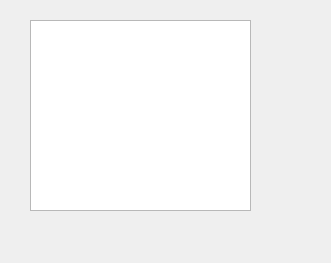
Old version of the form src/ui/alarms.ui in the repository tomblackshaw/palpac.
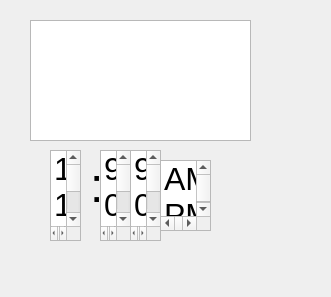
New version of the form.

```diff
--- a/src/ui/alarms.ui
+++ b/src/ui/alarms.ui
@@ -7,7 +7,7 @@
     <x>0</x>
     <y>0</y>
     <width>331</width>
-    <height>263</height>
+    <height>297</height>
    </rect>
   </property>
   <property name="sizePolicy">
@@ -32,7 +32,7 @@
       <x>30</x>
       <y>20</y>
       <width>221</width>
-      <height>191</height>
+      <height>121</height>
      </rect>
     </property>
     <property name="sizePolicy">
@@ -43,13 +43,301 @@
     </property>
     <property name="font">
      <font>
-      <pointsize>36</pointsize>
+      <pointsize>24</pointsize>
      </font>
     </property>
     <property name="tabletTracking">
      <bool>false</bool>
     </property>
    </widget>
+   <widget class="QListWidget" name="hour_qlist">
+    <property name="geometry">
+     <rect>
+      <x>50</x>
+      <y>150</y>
+      <width>31</width>
+      <height>91</height>
+     </rect>
+    </property>
+    <property name="font">
+     <font>
+      <pointsize>24</pointsize>
+     </font>
+    </property>
+    <item>
+     <property name="text">
+      <string>12</string>
+     </property>
+    </item>
+    <item>
+     <property name="text">
+      <string>1</string>
+     </property>
+    </item>
+    <item>
+     <property name="text">
+      <string>2</string>
+     </property>
+    </item>
+    <item>
+     <property name="text">
+      <string>3</string>
+     </property>
+    </item>
+    <item>
+     <property name="text">
+      <string>4</string>
+     </property>
+    </item>
+    <item>
+     <property name="text">
+      <string>5</string>
+     </property>
+    </item>
+    <item>
+     <property name="text">
+      <string>6</string>
+     </property>
+    </item>
+    <item>
+     <property name="text">
+      <string>7</string>
+     </property>
+    </item>
+    <item>
+     <property name="text">
+      <string>8</string>
+     </property>
+    </item>
+    <item>
+     <property name="text">
+      <string>9</string>
+     </property>
+    </item>
+    <item>
+     <property name="text">
+      <string>10</string>
+     </property>
+    </item>
+    <item>
+     <property name="text">
+      <string>11</string>
+     </property>
+    </item>
+    <item>
+     <property name="text">
+      <string>12</string>
+     </property>
+    </item>
+    <item>
+     <property name="text">
+      <string>1</string>
+     </property>
+    </item>
+   </widget>
+   <widget class="QListWidget" name="ampm_qlist">
+    <property name="geometry">
+     <rect>
+      <x>160</x>
+      <y>160</y>
+      <width>51</width>
+      <height>71</height>
+     </rect>
+    </property>
+    <property name="font">
+     <font>
+      <pointsize>24</pointsize>
+     </font>
+    </property>
+    <item>
+     <property name="text">
+      <string>AM</string>
+     </property>
+    </item>
+    <item>
+     <property name="text">
+      <string>PM</string>
+     </property>
+    </item>
+   </widget>
+   <widget class="QLabel" name="label">
+    <property name="geometry">
+     <rect>
+      <x>90</x>
+      <y>160</y>
+      <width>21</width>
+      <height>51</height>
+     </rect>
+    </property>
+    <property name="font">
+     <font>
+      <pointsize>36</pointsize>
+     </font>
+    </property>
+    <property name="text">
+     <string>:</string>
+    </property>
+   </widget>
+   <widget class="QListWidget" name="minutesA_qlist">
+    <property name="geometry">
+     <rect>
+      <x>100</x>
+      <y>150</y>
+      <width>31</width>
+      <height>91</height>
+     </rect>
+    </property>
+    <property name="font">
+     <font>
+      <pointsize>24</pointsize>
+     </font>
+    </property>
+    <item>
+     <property name="text">
+      <string>9</string>
+     </property>
+    </item>
+    <item>
+     <property name="text">
+      <string>0</string>
+     </property>
+    </item>
+    <item>
+     <property name="text">
+      <string>1</string>
+     </property>
+    </item>
+    <item>
+     <property name="text">
+      <string>2</string>
+     </property>
+    </item>
+    <item>
+     <property name="text">
+      <string>3</string>
+     </property>
+    </item>
+    <item>
+     <property name="text">
+      <string>4</string>
+     </property>
+    </item>
+    <item>
+     <property name="text">
+      <string>5</string>
+     </property>
+    </item>
+    <item>
+     <property name="text">
+      <string>6</string>
+     </property>
+    </item>
+    <item>
+     <property name="text">
+      <string>7</string>
+     </property>
+    </item>
+    <item>
+     <property name="text">
+      <string>8</string>
+     </property>
+    </item>
+    <item>
+     <property name="text">
+      <string>9</string>
+     </property>
+    </item>
+    <item>
+     <property name="text">
+      <string>0</string>
+     </property>
+    </item>
+    <item>
+     <property name="text">
+      <string>1</string>
+     </property>
+    </item>
+   </widget>
+   <widget class="QListWidget" name="minutesB_qlist">
+    <property name="geometry">
+     <rect>
+      <x>130</x>
+      <y>150</y>
+      <width>31</width>
+      <height>91</height>
+     </rect>
+    </property>
+    <property name="font">
+     <font>
+      <pointsize>24</pointsize>
+     </font>
+    </property>
+    <item>
+     <property name="text">
+      <string>9</string>
+     </property>
+    </item>
+    <item>
+     <property name="text">
+      <string>0</string>
+     </property>
+    </item>
+    <item>
+     <property name="text">
+      <string>1</string>
+     </property>
+    </item>
+    <item>
+     <property name="text">
+      <string>2</string>
+     </property>
+    </item>
+    <item>
+     <property name="text">
+      <string>3</string>
+     </property>
+    </item>
+    <item>
+     <property name="text">
+      <string>4</string>
+     </property>
+    </item>
+    <item>
+     <property name="text">
+      <string>5</string>
+     </property>
+    </item>
+    <item>
+     <property name="text">
+      <string>6</string>
+     </property>
+    </item>
+    <item>
+     <property name="text">
+      <string>7</string>
+     </property>
+    </item>
+    <item>
+     <property name="text">
+      <string>8</string>
+     </property>
+    </item>
+    <item>
+     <property name="text">
+      <string>9</string>
+     </property>
+    </item>
+    <item>
+     <property name="text">
+      <string>0</string>
+     </property>
+    </item>
+    <item>
+     <property name="text">
+      <string>1</string>
+     </property>
+    </item>
+   </widget>
   </widget>
  </widget>
  <resources/>
```
